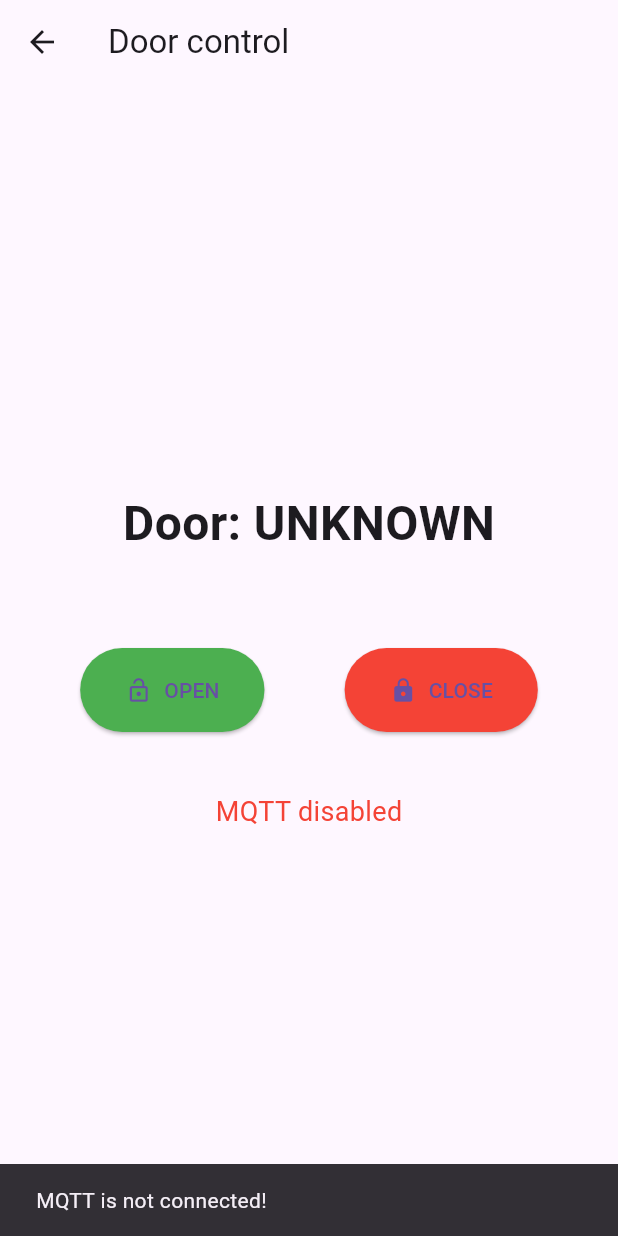
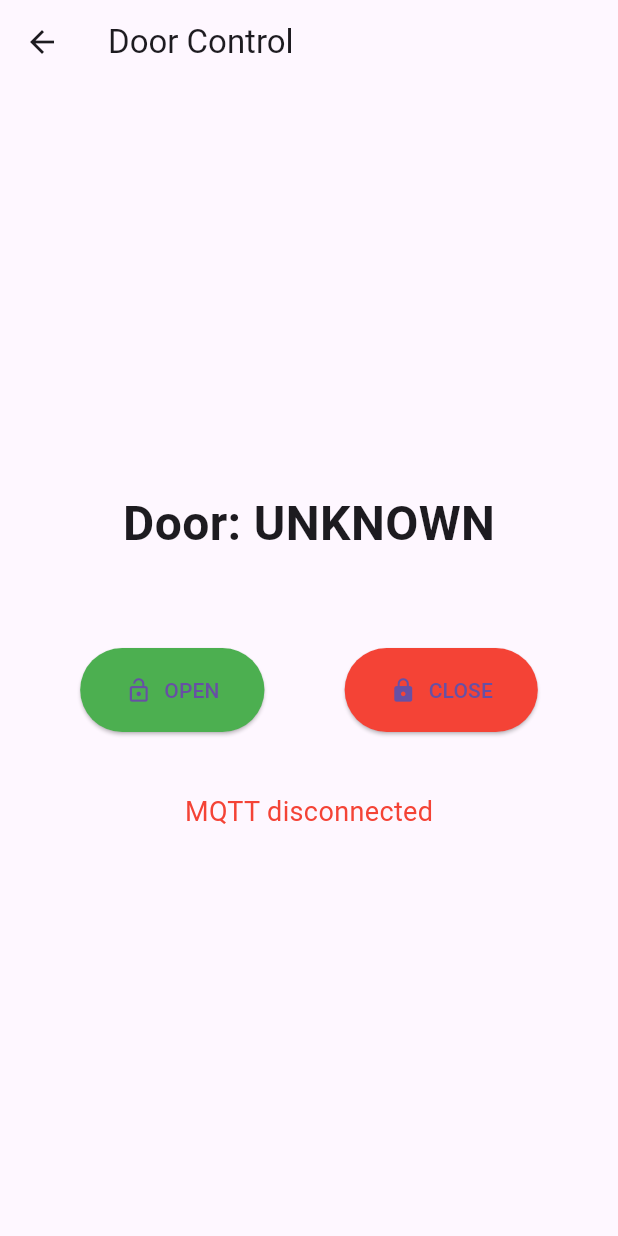
Before and after one commit to Hass090/SmartHomeApp_ELIAS, a Flutter app: the ControlScreen screen opened directly, after a tap on "OPEN", on a phone screen of 412 x 824 dp. Run offline on Flutter 3.47's test engine with Material 3 defaults, Android fonts, the phone set to English and light mode, and no system bars; our stand-ins replace shared_preferences; missing offline and left inert: mqtt_client; accounts and stored records are empty.

Commit message:
Added MQTT connection for real time

```diff
--- a/lib/screens/control_screen.dart
+++ b/lib/screens/control_screen.dart
@@ -1,108 +1,28 @@
 import 'package:flutter/material.dart';
-import 'package:mqtt_client/mqtt_client.dart';
-import 'package:mqtt_client/mqtt_server_client.dart';
+import 'package:provider/provider.dart';
+import '../services/mqtt_service.dart';
 
-class ControlScreen extends StatefulWidget {
+class ControlScreen extends StatelessWidget {
   const ControlScreen({super.key});
 
   @override
-  State<ControlScreen> createState() => _ControlScreenState();
-}
-
-class _ControlScreenState extends State<ControlScreen> {
-  late MqttServerClient client;
-  bool isConnected = false;
-  String currentDoorStatus = 'unknown';
-
-  @override
-  void initState() {
-    super.initState();
-    _connectAndListen();
-  }
-
-  Future<void> _connectAndListen() async {
-    const broker = '192.168.1.145';
-    const port = 1883;
-    final clientId = 'flutter_control_${DateTime.now().millisecondsSinceEpoch}';
-
-    client = MqttServerClient(broker, clientId);
-    client.port = port;
-    client.logging(on: true);
-    client.keepAlivePeriod = 60;
-    client.onConnected = () {
-      setState(() => isConnected = true);
-      debugPrint('MQTT → connected');
-
-      client.subscribe('smarthome/pico/security/door', MqttQos.atLeastOnce);
-
-      client.updates!.listen((messages) {
-        final message = messages[0].payload as MqttPublishMessage;
-        final payload = MqttPublishPayload.bytesToStringAsString(
-          message.payload.message,
-        );
-
-        debugPrint('Received → ${messages[0].topic} : $payload');
-
-        if (messages[0].topic == 'smarthome/pico/security/door') {
-          setState(() {
-            currentDoorStatus = payload;
-          });
-        }
-      });
-    };
-
-    client.onDisconnected = () => setState(() => isConnected = false);
-
-    try {
-      await client.connect('pico', '123mqtt456b');
-    } catch (e) {
-      debugPrint('MQTT connection error: $e');
-      client.disconnect();
-    }
-  }
-
-  void _sendDoorCommand(String command) {
-    if (!isConnected) {
-      ScaffoldMessenger.of(
-        context,
-      ).showSnackBar(const SnackBar(content: Text('MQTT is not connected!')));
-      return;
-    }
-
-    final builder = MqttClientPayloadBuilder();
-    builder.addString(command);
-
-    client.publishMessage(
-      'smarthome/pico/control/door',
-      MqttQos.atLeastOnce,
-      builder.payload!,
-    );
-
-    ScaffoldMessenger.of(
-      context,
-    ).showSnackBar(SnackBar(content: Text('Sent: $command')));
-  }
-
-  @override
-  void dispose() {
-    client.disconnect();
-    super.dispose();
-  }
-
-  @override
   Widget build(BuildContext context) {
+    return Consumer<MqttService>(
+      builder: (context, mqtt, child) {
         return Scaffold(
-      appBar: AppBar(title: const Text('Door control')),
+          appBar: AppBar(title: const Text('Door Control')),
           body: Center(
             child: Column(
               mainAxisAlignment: MainAxisAlignment.center,
               children: [
                 Text(
-              'Door: ${currentDoorStatus.toUpperCase()}',
-              style: const TextStyle(fontSize: 32, fontWeight: FontWeight.bold),
+                  'Door: ${mqtt.doorStatus.toUpperCase()}',
+                  style: const TextStyle(
+                    fontSize: 32,
+                    fontWeight: FontWeight.bold,
+                  ),
                 ),
                 const SizedBox(height: 60),
-
                 Row(
                   mainAxisAlignment: MainAxisAlignment.spaceEvenly,
                   children: [
@@ -116,7 +36,7 @@ class _ControlScreenState extends State<ControlScreen> {
                           vertical: 18,
                         ),
                       ),
-                  onPressed: () => _sendDoorCommand('OPEN'),
+                      onPressed: () => mqtt.publishDoorCommand('OPEN'), // UPPER
                     ),
                     ElevatedButton.icon(
                       icon: const Icon(Icons.lock),
@@ -128,17 +48,16 @@ class _ControlScreenState extends State<ControlScreen> {
                           vertical: 18,
                         ),
                       ),
-                  onPressed: () => _sendDoorCommand('close'),
+                      onPressed: () =>
+                          mqtt.publishDoorCommand('close'), // lower
                     ),
                   ],
                 ),
-
                 const SizedBox(height: 40),
-
                 Text(
-              isConnected ? 'MQTT connected' : 'MQTT disabled',
+                  mqtt.isConnected ? 'MQTT connected' : 'MQTT disconnected',
                   style: TextStyle(
-                color: isConnected ? Colors.green : Colors.red,
+                    color: mqtt.isConnected ? Colors.green : Colors.red,
                     fontSize: 18,
                   ),
                 ),
@@ -146,5 +65,7 @@ class _ControlScreenState extends State<ControlScreen> {
             ),
           ),
         );
+      },
+    );
   }
 }
--- a/lib/screens/history_screen.dart
+++ b/lib/screens/history_screen.dart
@@ -2,7 +2,6 @@ import 'dart:convert';
 import 'package:flutter/material.dart';
 import 'package:http/http.dart' as http;
 import 'package:shared_preferences/shared_preferences.dart';
-import 'package:intl/intl.dart';
 
 class HistoryScreen extends StatefulWidget {
   const HistoryScreen({super.key});
--- a/lib/services/mqtt_service.dart
+++ b/lib/services/mqtt_service.dart
@@ -3,10 +3,15 @@ import 'package:mqtt_client/mqtt_client.dart';
 import 'package:mqtt_client/mqtt_server_client.dart';
 
 class MqttService with ChangeNotifier {
-  late MqttServerClient client;
+  MqttServerClient? client;
   bool isConnected = false;
-  Map<String, String> latestValues =
-      {}; // door, temperature, humidity, motion...
+
+  // Easy-to-use variables
+  String temperature = '--';
+  String humidity = '--';
+  String pressure = '--';
+  String doorStatus = 'unknown';
+  bool motionDetected = false;
 
   MqttService() {
     _connect();
@@ -15,21 +20,28 @@ class MqttService with ChangeNotifier {
   Future<void> _connect() async {
     const broker = '192.168.1.145';
     const port = 1883;
-    final clientId = 'flutter_home_${DateTime.now().millisecondsSinceEpoch}';
+    final clientId = 'flutter_app_${DateTime.now().millisecondsSinceEpoch}';
 
     client = MqttServerClient(broker, clientId);
-    client.port = port;
-    client.logging(on: true);
-    client.keepAlivePeriod = 60;
-    client.onConnected = _onConnected;
-    client.onDisconnected = _onDisconnected;
-    client.onSubscribed = (topic) => debugPrint('Subscribed to $topic');
+    client!.port = port;
+    client!.logging(on: true);
+    client!.keepAlivePeriod = 60;
+    client!.onConnected = _onConnected;
+    client!.onDisconnected = _onDisconnected;
+    client!.onSubscribed = (topic) => debugPrint('Subscribed to: $topic');
+
+    final connMessage = MqttConnectMessage()
+        .withClientIdentifier(clientId)
+        .startClean()
+        .withWillQos(MqttQos.atLeastOnce);
+
+    client!.connectionMessage = connMessage;
 
     try {
-      await client.connect('pico', '123mqtt456b');
+      await client!.connect('pico', '123mqtt456b');
+      debugPrint('MQTT successfully connected!');
     } catch (e) {
-      debugPrint('MQTT connect error: $e');
-      client.disconnect();
+      debugPrint('MQTT connection error: $e');
       isConnected = false;
       notifyListeners();
     }
@@ -40,34 +52,46 @@ class MqttService with ChangeNotifier {
     isConnected = true;
     notifyListeners();
 
-    client.subscribe(
+    // Your real topics
+    client!.subscribe(
       'smarthome/pico/environment/temperature',
       MqttQos.atLeastOnce,
     );
-    client.subscribe(
+    client!.subscribe(
       'smarthome/pico/environment/humidity',
       MqttQos.atLeastOnce,
     );
-    client.subscribe(
+    client!.subscribe(
       'smarthome/pico/environment/pressure',
       MqttQos.atLeastOnce,
     );
-    client.subscribe('smarthome/pico/security/door', MqttQos.atLeastOnce);
-    client.subscribe('smarthome/pico/security/motion', MqttQos.atLeastOnce);
-    // face, lock, etc...
+    client!.subscribe('smarthome/pico/security/door', MqttQos.atLeastOnce);
+    client!.subscribe('smarthome/pico/security/motion', MqttQos.atLeastOnce);
 
-    client.updates!.listen((List<MqttReceivedMessage<MqttMessage?>>? c) {
+    client!.updates!.listen((List<MqttReceivedMessage<MqttMessage?>>? c) {
       final recMess = c![0].payload as MqttPublishMessage;
-      final pt = MqttPublishPayload.bytesToStringAsString(
+      final payload = MqttPublishPayload.bytesToStringAsString(
         recMess.payload.message,
       );
       final topic = c[0].topic;
 
-      debugPrint('MQTT → $topic : $pt');
+      debugPrint('MQTT received → $topic : $payload');
 
-      latestValues[topic] = pt;
+      _updateValue(topic, payload);
       notifyListeners();
     });
+  }
+
+  void _updateValue(String topic, String payload) {
+    if (topic.contains('temperature')) temperature = payload;
+    if (topic.contains('humidity')) humidity = payload;
+    if (topic.contains('pressure')) pressure = payload;
+    if (topic.contains('door')) doorStatus = payload.toUpperCase();
+
+    if (topic.contains('motion')) {
+      final lower = payload.toLowerCase().trim();
+      motionDetected = lower != 'quiet' && lower != 'false' && lower != '0';
+    }
   }
 
   void _onDisconnected() {
@@ -77,19 +101,24 @@ class MqttService with ChangeNotifier {
   }
 
   void publishDoorCommand(String command) {
-    if (!isConnected) return;
+    if (client == null || !isConnected) {
+      debugPrint('MQTT is not connected');
+      return;
+    }
     final builder = MqttClientPayloadBuilder();
-    builder.addString(command.toUpperCase()); // OPEN / CLOSED
-    client.publishMessage(
+    builder.addString(command);
+
+    client!.publishMessage(
       'smarthome/pico/control/door',
       MqttQos.atLeastOnce,
       builder.payload!,
     );
+    debugPrint('Door command sent: $command');
   }
 
   @override
   void dispose() {
-    client.disconnect();
+    client?.disconnect();
     super.dispose();
   }
 }
```
Also changed, not shown: lib/main.dart (+8 -2 lines), lib/screens/home_screen.dart (+11 -45 lines). Lines whose indentation alone changed are shown as unchanged.
